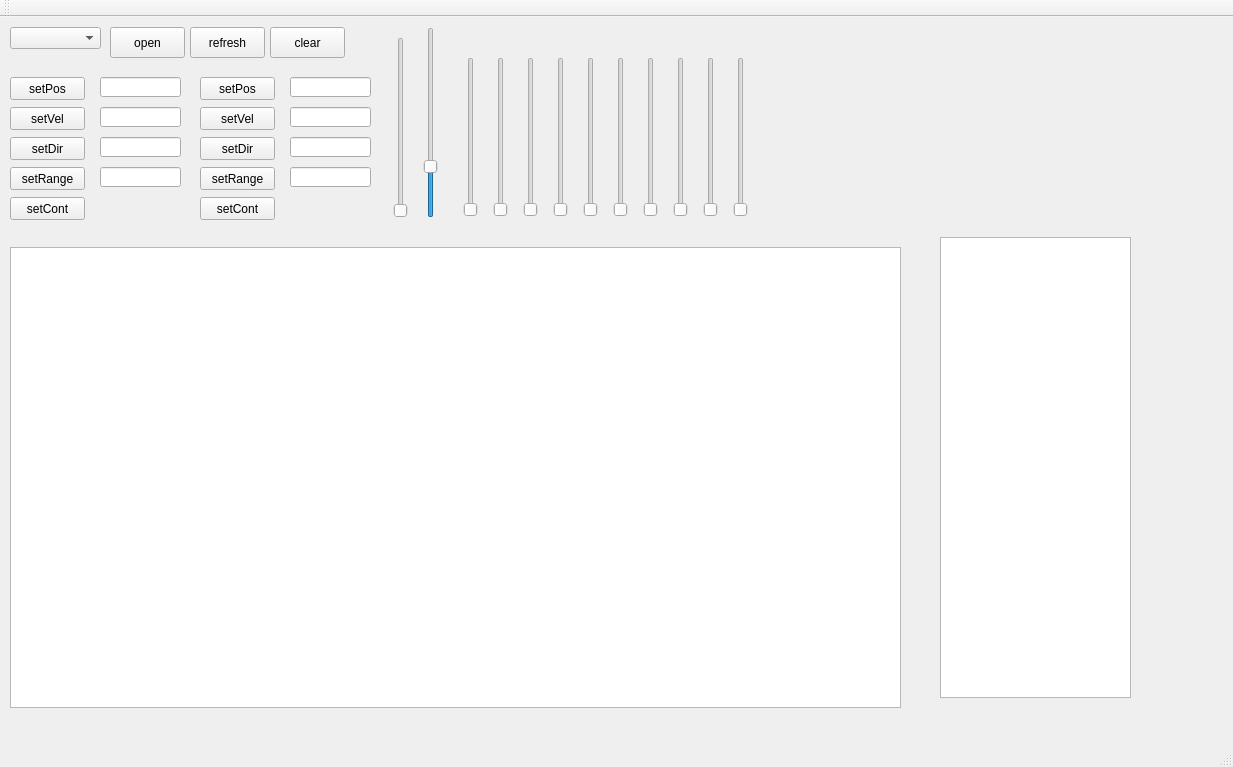
Above: mainwindow.ui from PoldenDev/polden-ver-motorControl-desktop before the change. Below: the same form after it.
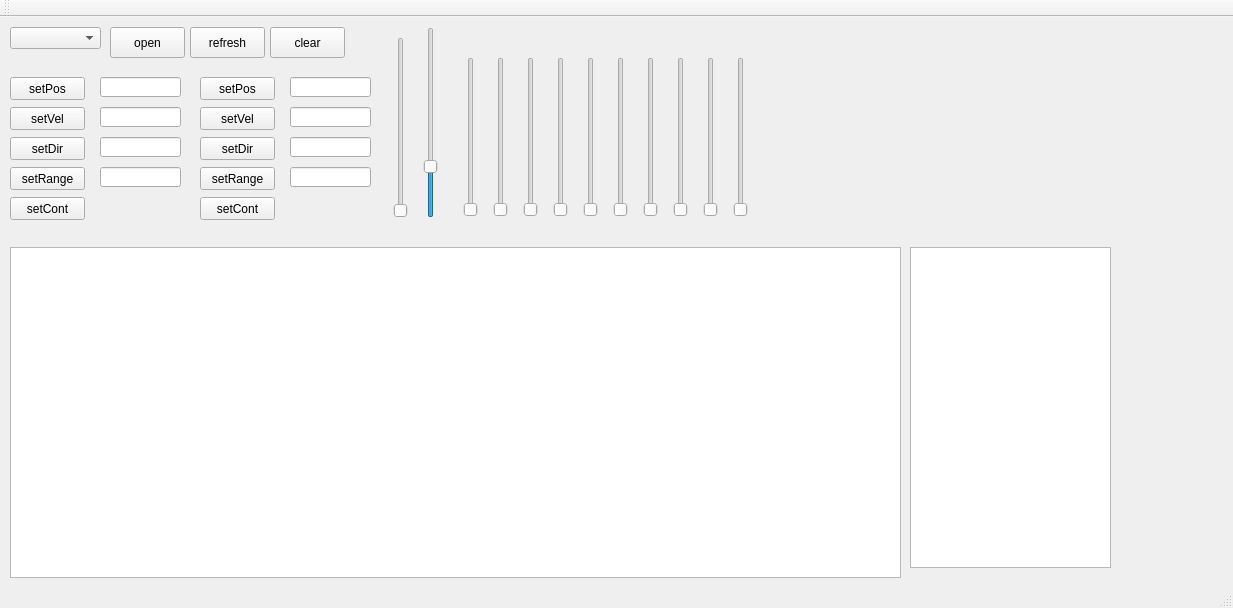
That is the form after the change.

The edit to the form file:
```diff
--- a/mainwindow.ui
+++ b/mainwindow.ui
@@ -7,7 +7,7 @@
     <x>0</x>
     <y>0</y>
     <width>1233</width>
-    <height>767</height>
+    <height>608</height>
    </rect>
   </property>
   <property name="windowTitle">
@@ -291,7 +291,7 @@
       <x>10</x>
       <y>230</y>
       <width>891</width>
-      <height>461</height>
+      <height>331</height>
      </rect>
     </property>
     <property name="readOnly">
@@ -301,10 +301,10 @@
    <widget class="QPlainTextEdit" name="plainTextUDP">
     <property name="geometry">
      <rect>
-      <x>940</x>
-      <y>220</y>
-      <width>191</width>
-      <height>461</height>
+      <x>910</x>
+      <y>230</y>
+      <width>201</width>
+      <height>321</height>
      </rect>
     </property>
     <property name="readOnly">
```
